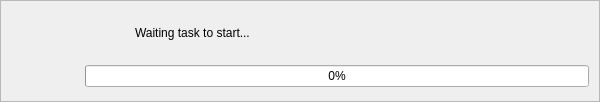
Above: libs/libgui/ui/widgets/taskprogresswidget.ui from pgmodeler/pgmodeler before the change. Below: the same form after it.
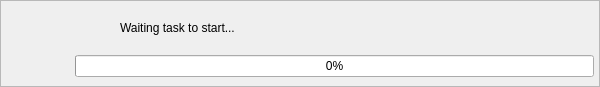
That is the form after the change. Icons and pictures are not drawn.

```diff
--- a/libs/libgui/ui/widgets/taskprogresswidget.ui
+++ b/libs/libgui/ui/widgets/taskprogresswidget.ui
@@ -10,7 +10,7 @@
     <x>0</x>
     <y>0</y>
     <width>600</width>
-    <height>102</height>
+    <height>87</height>
    </rect>
   </property>
   <property name="sizePolicy">
@@ -67,19 +67,19 @@
      </property>
      <layout class="QHBoxLayout" name="horizontalLayout">
       <property name="spacing">
-       <number>10</number>
+       <number>5</number>
       </property>
       <property name="leftMargin">
-       <number>10</number>
+       <number>5</number>
       </property>
       <property name="topMargin">
-       <number>10</number>
+       <number>5</number>
       </property>
       <property name="rightMargin">
-       <number>10</number>
+       <number>5</number>
       </property>
       <property name="bottomMargin">
-       <number>10</number>
+       <number>5</number>
       </property>
       <item>
        <widget class="QLabel" name="label">
@@ -121,7 +121,7 @@
       <item>
        <layout class="QGridLayout" name="gridLayout">
         <property name="spacing">
-         <number>10</number>
+         <number>5</number>
         </property>
         <item row="0" column="1" colspan="3">
          <widget class="QLabel" name="text_lbl">
```
